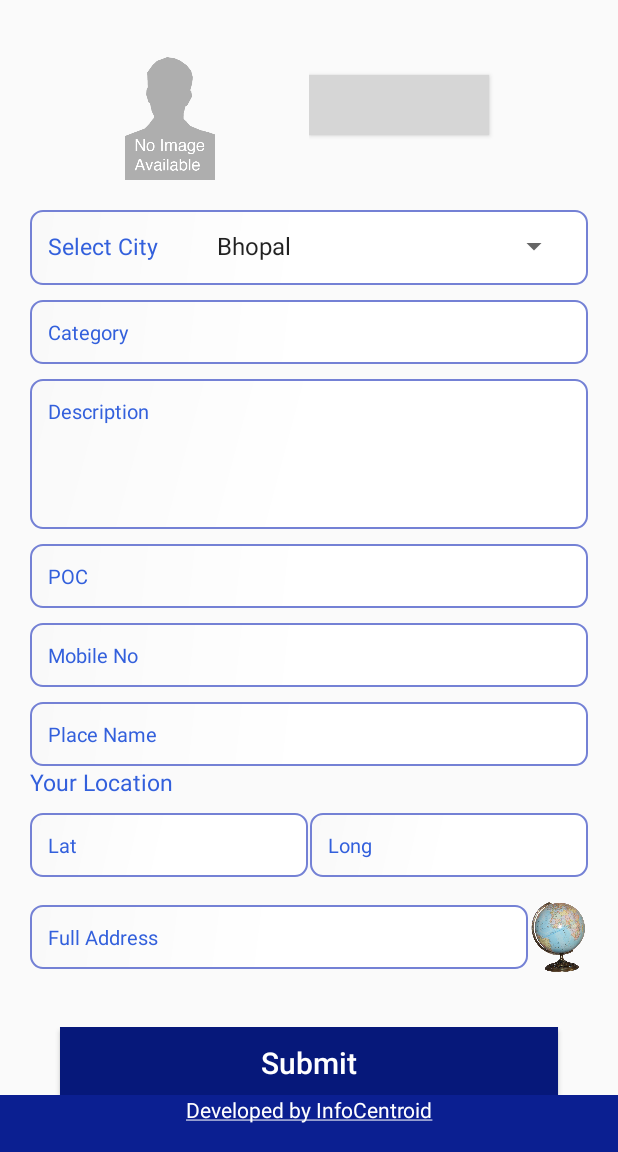
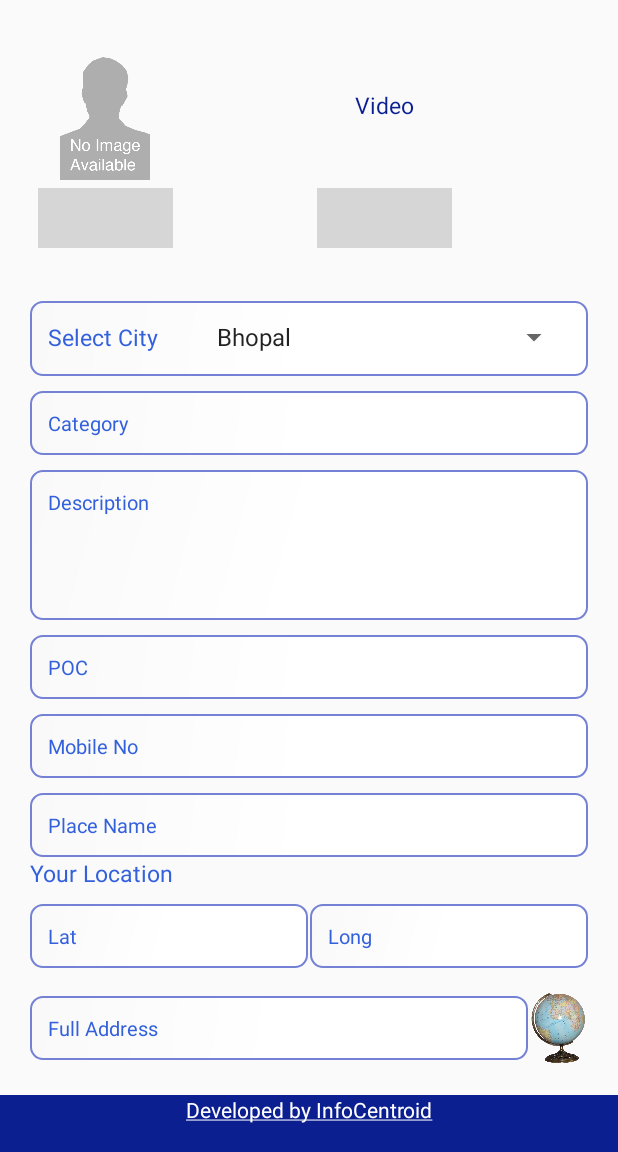
Before and after one commit to raghsahu/AndroidApp, an Android app: the MainLocation screen opened directly, with no data from a screen before it, on a phone screen of 412 x 824 dp, the part 84-1236 px from its top. Run offline under Robolectric (Android 15) with nearby library versions, the light colour scheme and no system bars; grey boxes are pictures that could not be loaded.

Commit message:
Congress app VETS

```diff
--- a/app/src/main/AndroidManifest.xml
+++ b/app/src/main/AndroidManifest.xml
@@ -19,6 +19,7 @@
         android:allowBackup="true"
         android:icon="@drawable/cong_logo"
         android:label="@string/app_name"
+        android:hardwareAccelerated="false"
         android:roundIcon="@drawable/cong_logo"
         android:supportsRtl="true"
         android:theme="@style/AppTheme">
--- a/app/src/main/res/layout/activity_main.xml
+++ b/app/src/main/res/layout/activity_main.xml
@@ -74,35 +74,87 @@
                     android:weightSum="1">
 
                     <LinearLayout
+                        android:layout_weight="0.5"
                         android:layout_width="match_parent"
-                        android:layout_height="match_parent"
+                        android:layout_height="wrap_content"
+                        android:orientation="vertical"
+                        android:weightSum="1">
+
+                    <LinearLayout
+                        android:layout_width="wrap_content"
+                        android:layout_height="wrap_content"
                         android:layout_weight="0.5"
-                        android:gravity="center">
+                        android:gravity="left">
 
                         <ImageView
                             android:id="@+id/post_image"
-                            android:layout_width="150dp"
+                            android:layout_width="100dp"
                             android:layout_height="100dp"
                             android:src="@drawable/photo" />
                     </LinearLayout>
 
                     <LinearLayout
-                        android:layout_width="match_parent"
-                        android:layout_height="match_parent"
-
+                        android:layout_width="wrap_content"
+                        android:layout_height="wrap_content"
+                       android:layout_margin="5dp"
                         >
 
                         <Button
                             android:id="@+id/btn_img"
-                            android:layout_width="120dp"
+                            android:layout_width="90dp"
                             android:layout_height="40dp"
                             android:layout_gravity="center"
                             android:background="@drawable/upload_photo"
                             android:text=""
                             android:textAllCaps="false"
-
                             />
                     </LinearLayout>
+                </LinearLayout>
+
+                    <LinearLayout
+                        android:layout_weight="0.5"
+                        android:layout_width="match_parent"
+                        android:layout_height="wrap_content"
+                        android:layout_marginBottom="10dp"
+                        android:orientation="vertical"
+                        android:weightSum="1">
+
+                        <LinearLayout
+                            android:layout_width="wrap_content"
+                            android:layout_height="wrap_content"
+                            android:layout_weight="0.5"
+                            android:gravity="left">
+
+                            <TextView
+                                android:id="@+id/post_video"
+                                android:text="Video"
+                                android:layout_gravity="center"
+                                android:gravity="center"
+                                android:textColor="@color/colorPrimary"
+                                android:textSize="15dp"
+                                android:layout_width="100dp"
+                                android:layout_height="100dp"
+                                 />
+                        </LinearLayout>
+
+                        <LinearLayout
+                            android:layout_width="wrap_content"
+                            android:layout_height="wrap_content"
+                            android:layout_margin="5dp"
+                            >
+
+                            <Button
+                                android:id="@+id/btn_img1"
+                                android:layout_width="90dp"
+                                android:layout_height="40dp"
+                                android:layout_gravity="center"
+                                android:background="@drawable/upload_photo"
+                                android:text=""
+                                android:textAllCaps="false"
+                                />
+                        </LinearLayout>
+                    </LinearLayout>
+
                 </LinearLayout>
 
                 <LinearLayout
@@ -349,6 +401,7 @@
                     android:layout_width="match_parent"
                     android:layout_height="match_parent"
                     android:layout_marginTop="10dp"
+                    android:layout_marginBottom="10dp"
                     android:gravity="center"
                     android:orientation="vertical">
 
--- a/app/src/main/res/values/strings.xml
+++ b/app/src/main/res/values/strings.xml
@@ -7,8 +7,6 @@
 
     <string-array name="city">
         <item>Bhopal  </item>
-        <item>Indore  </item>
-        <item>Devas  </item>
     </string-array>
 
     <string-array name="category">
```
Also changed, not shown: app/src/main/java/dev/raghav/raghavapp/MainLocation.java (+169 -28 lines).
